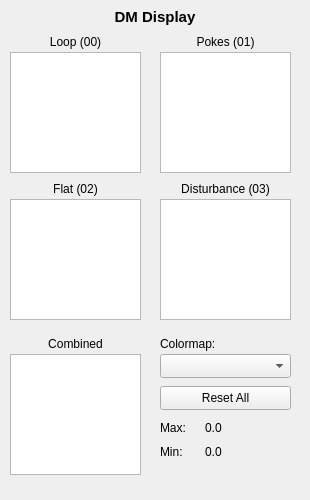
Before: the Qt Designer form gui/daoDmDisp.ui in Durham-Adaptive-Optics/daoTools, drawn with Qt 5.
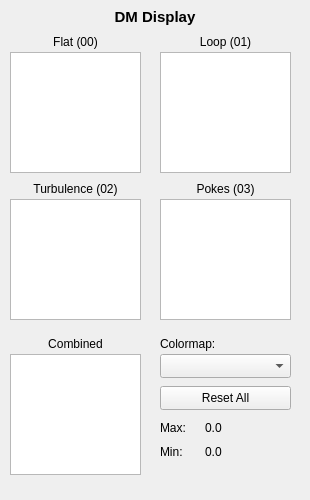
After: the same form once the commit is applied. Custom widgets are drawn as their Qt base class.

```diff
--- a/gui/daoDmDisp.ui
+++ b/gui/daoDmDisp.ui
@@ -50,7 +50,7 @@
      <set>Qt::AlignCenter</set>
     </property>
     <property name="text">
-     <string>Loop (00)</string>
+     <string>Flat (00)</string>
     </property>
    </widget>
    <widget class="GraphicsView" name="graphicsView_1">
@@ -76,7 +76,7 @@
      <set>Qt::AlignCenter</set>
     </property>
     <property name="text">
-     <string>Pokes (01)</string>
+     <string>Loop (01)</string>
     </property>
    </widget>
    <widget class="GraphicsView" name="graphicsView_2">
@@ -102,7 +102,7 @@
      <set>Qt::AlignCenter</set>
     </property>
     <property name="text">
-     <string>Flat (02)</string>
+     <string>Turbulence (02)</string>
     </property>
    </widget>
    <widget class="GraphicsView" name="graphicsView_3">
@@ -128,7 +128,7 @@
      <set>Qt::AlignCenter</set>
     </property>
     <property name="text">
-     <string>Disturbance (03)</string>
+     <string>Pokes (03)</string>
     </property>
    </widget>
    <widget class="GraphicsView" name="graphicsView_4">
```
